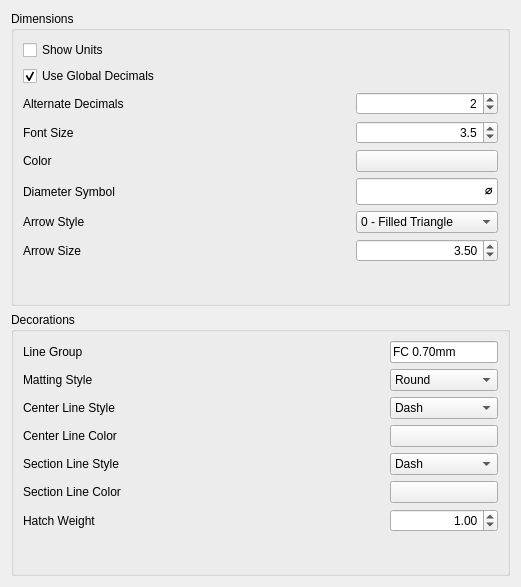
This is src/Mod/TechDraw/Gui/DlgPrefsTechDraw2.ui in berndhahnebach/All_FreeCAD as Qt 5 draws it before an edit. The edited form follows.
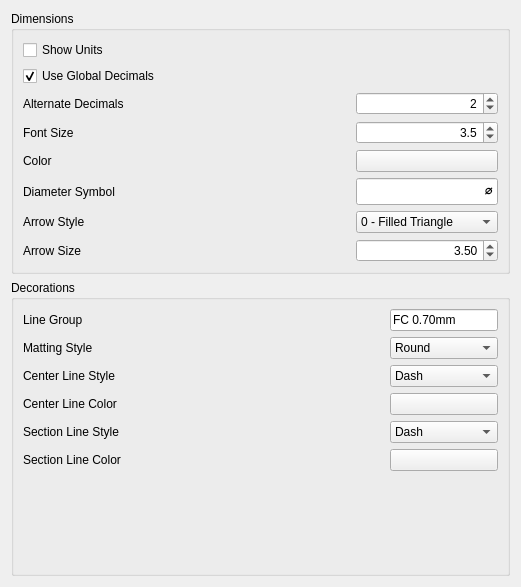
This is the edited form. Icons and pictures are not drawn. Custom widgets are drawn as their Qt base class.

Commit message: Dimension Graphic Properties to Gui side

Patch:
```diff
--- a/src/Mod/TechDraw/Gui/DlgPrefsTechDraw2.ui
+++ b/src/Mod/TechDraw/Gui/DlgPrefsTechDraw2.ui
@@ -266,19 +266,6 @@
         </item>
        </layout>
       </item>
-      <item row="1" column="0">
-       <spacer name="verticalSpacer">
-        <property name="orientation">
-         <enum>Qt::Vertical</enum>
-        </property>
-        <property name="sizeHint" stdset="0">
-         <size>
-          <width>20</width>
-          <height>40</height>
-         </size>
-        </property>
-       </spacer>
-      </item>
      </layout>
     </widget>
    </item>
@@ -478,32 +465,6 @@
           </property>
          </spacer>
         </item>
-        <item row="6" column="0">
-         <widget class="QLabel" name="label_10">
-          <property name="toolTip">
-           <string>Default weight for GeomHatch lines</string>
-          </property>
-          <property name="text">
-           <string>Hatch Weight</string>
-          </property>
-         </widget>
-        </item>
-        <item row="6" column="2">
-         <widget class="Gui::PrefDoubleSpinBox" name="doubleSpinBox">
-          <property name="alignment">
-           <set>Qt::AlignRight|Qt::AlignTrailing|Qt::AlignVCenter</set>
-          </property>
-          <property name="value">
-           <double>1.000000000000000</double>
-          </property>
-          <property name="prefEntry" stdset="0">
-           <cstring>GeomWeight</cstring>
-          </property>
-          <property name="prefPath" stdset="0">
-           <cstring>Mod/TechDraw/PAT</cstring>
-          </property>
-         </widget>
-        </item>
         <item row="0" column="0">
          <widget class="QLabel" name="label_13">
           <property name="text">
```
The commit also changes 5 other files.
